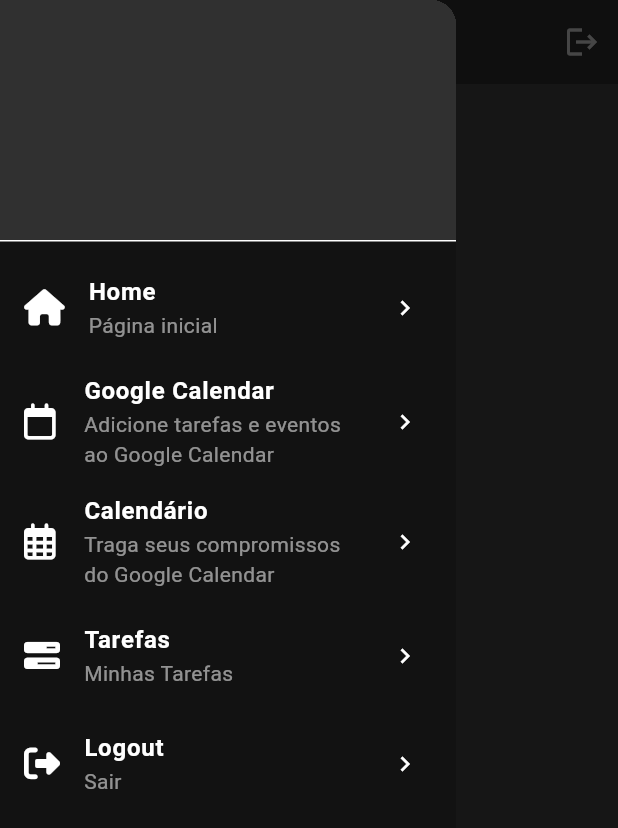
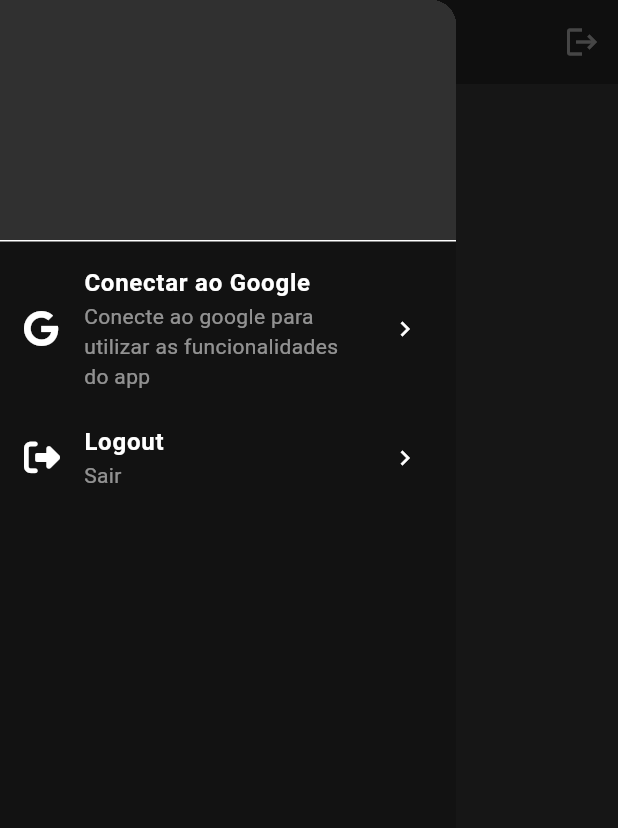
Before and after one commit to rabmorim/app_tasktalker, a Flutter app: the screen it shows once a user with an empty profile is signed in, with the side drawer open, on a phone screen of 412 x 824 dp. Shown: the top 828 px of the screen. Run offline on Flutter 3.47's test engine with Material 3 defaults, Android fonts, the phone set to English and light mode, and no system bars; our stand-ins replace cloud_firestore, firebase_auth, firebase_core, font_awesome_flutter, google_fonts, google_sign_in and 1 more; accounts and stored records are empty.

Commit message:
Update funcionalidades

```diff
--- a/lib/pages/calendar_page.dart
+++ b/lib/pages/calendar_page.dart
@@ -189,7 +189,7 @@ class _CalendarPageState extends State<CalendarPage> {
         isCalendarPage: true,
         onFormatChanged: _handleFormatChange,
       ),
-      drawer: MenuDrawer(),
+      drawer: const MenuDrawer(),
       body: Column(
         children: [
           TableCalendar(
--- a/lib/pages/home_page.dart
+++ b/lib/pages/home_page.dart
@@ -16,9 +16,9 @@ class _HomePageState extends State<HomePage> {
 
   @override
   Widget build(BuildContext context) {
-    return  Scaffold(
-      appBar: const BarraSuperior(titulo: 'HomePage', isCalendarPage: false,),
-      body: const BuildUserList(),
+    return  const Scaffold(
+      appBar: BarraSuperior(titulo: 'HomePage', isCalendarPage: false,),
+      body: BuildUserList(),
       drawer: MenuDrawer(),
     );
   }
--- a/lib/pages/login_page.dart
+++ b/lib/pages/login_page.dart
@@ -21,6 +21,7 @@ class LoginPageState extends State<LoginPage> {
 
   //Logar
   void login() async {
+
     //Primeiro obter o serviço de autenticação
     final authService = Provider.of<AuthService>(context, listen: false);
     try {
--- a/lib/pages/recursos/drawer.dart
+++ b/lib/pages/recursos/drawer.dart
@@ -1,5 +1,6 @@
 import 'package:app_mensagem/pages/calendar_page.dart';
 import 'package:app_mensagem/pages/form_calendar_page.dart';
+import 'package:app_mensagem/pages/google_conection.dart';
 import 'package:app_mensagem/pages/home_page.dart';
 import 'package:app_mensagem/pages/user_task_list.dart';
 import 'package:app_mensagem/services/auth/auth_gate.dart';
@@ -8,15 +9,42 @@ import 'package:cloud_firestore/cloud_firestore.dart';
 import 'package:firebase_auth/firebase_auth.dart';
 import 'package:flutter/material.dart';
 import 'package:font_awesome_flutter/font_awesome_flutter.dart';
+import 'package:google_sign_in/google_sign_in.dart';
 import 'package:provider/provider.dart';
 
-class MenuDrawer extends StatelessWidget {
-  MenuDrawer({super.key});
+class MenuDrawer extends StatefulWidget {
+  const MenuDrawer({super.key});
 
+  @override
+  State<MenuDrawer> createState() => _MenuDrawerState();
+}
+
+class _MenuDrawerState extends State<MenuDrawer> {
   // Pegando a instância do FirebaseAuth
   final FirebaseAuth _firebaseAuth = FirebaseAuth.instance;
+
   // Pegando a instância do FirebaseFirestore
   final FirebaseFirestore _firebaseFirestore = FirebaseFirestore.instance;
+
+  // Variável de controle de estado dos botões
+  bool isLoggedInWithGoogle = false;
+
+  @override
+  void initState() {
+    super.initState();
+    checkGoogleLogin();
+  }
+
+  void checkGoogleLogin() async {
+    User? user = FirebaseAuth.instance.currentUser;
+    if (user != null) {
+      // Verifica se o usuário está logado com o Google
+      final googleUser = await GoogleSignIn().isSignedIn();
+      setState(() {
+        isLoggedInWithGoogle = googleUser;
+      });
+    }
+  }
 
   @override
   Widget build(BuildContext context) {
@@ -32,7 +60,7 @@ class MenuDrawer extends StatelessWidget {
       return userDoc.get('userName') ?? 'Unknown User';
     }
 
-    //método para mostrar o titulo e editar as configurações
+    // Método para mostrar o título e editar as configurações
     Text mostrarTitulo(String texto) {
       return Text(
         texto,
@@ -41,7 +69,7 @@ class MenuDrawer extends StatelessWidget {
       );
     }
 
-    //método para mostrar o subtitulo e editar as configurações
+    // Método para mostrar o subtítulo e editar as configurações
     Text mostrarSubTitulo(String texto) {
       return Text(
         texto,
@@ -56,10 +84,9 @@ class MenuDrawer extends StatelessWidget {
       authService.signOut();
     }
 
-    //Retorna o menu drawer da aplicação
     return Drawer(
       child: ListView(
-        //Lógica para pegar o userName e colocar no header
+        // Lógica para pegar o userName e colocar no header
         children: [
           FutureBuilder<String>(
             future: getUserName(),
@@ -87,7 +114,52 @@ class MenuDrawer extends StatelessWidget {
               }
             },
           ),
-          //Ícone Home
+
+          // Exibir apenas o botão de login se o usuário não estiver logado
+          if (!isLoggedInWithGoogle) ...[
+            // Ícone de Logar com o Google
+            ListTile(
+              title: mostrarTitulo('Conectar ao Google'),
+              subtitle: mostrarSubTitulo(
+                  'Conecte ao google para utilizar as funcionalidades do app'),
+              leading: const FaIcon(
+                FontAwesomeIcons.google,
+                size: 24,
+              ),
+              trailing: const Icon(
+                Icons.keyboard_arrow_right,
+                size: 20,
+              ),
+              onTap: () {
+                Navigator.push(
+                  context,
+                  MaterialPageRoute(
+                    builder: (context) => const ConnectGooglePage(),
+                  ),
+                );
+              },
+            ),
+            // Ícone logout
+            ListTile(
+              title: mostrarTitulo('Logout'),
+              subtitle: mostrarSubTitulo('Sair'),
+              leading: const FaIcon(
+                FontAwesomeIcons.rightFromBracket,
+                size: 24,
+              ),
+              trailing: const Icon(
+                Icons.keyboard_arrow_right,
+                size: 20,
+              ),
+              onTap: () {
+                signOut();
+                MaterialPageRoute(
+                  builder: (context) => const AuthGate(),
+                );
+              },
+            ),
+          ] else ...[
+            // Exibir os outros botões somente após o login com o Google
             ListTile(
               title: mostrarTitulo('Home'),
               subtitle: mostrarSubTitulo('Página inicial'),
@@ -109,7 +181,7 @@ class MenuDrawer extends StatelessWidget {
               },
             ),
 
-          //Ícone Adicionar no Google Calendar
+            // Ícone Adicionar no Google Calendar
             ListTile(
               title: mostrarTitulo('Google Calendar'),
               subtitle: mostrarSubTitulo(
@@ -131,11 +203,12 @@ class MenuDrawer extends StatelessWidget {
                 );
               },
             ),
-          //Ícone Calendário Imbutido no flutter
+
+            // Ícone Calendário Imbutido no Flutter
             ListTile(
               title: mostrarTitulo('Calendário'),
-            subtitle:
-                mostrarSubTitulo('Traga seus compromissos do Google Calendar'),
+              subtitle: mostrarSubTitulo(
+                  'Traga seus compromissos do Google Calendar'),
               leading: const FaIcon(
                 FontAwesomeIcons.calendarDays,
                 size: 24,
@@ -153,7 +226,8 @@ class MenuDrawer extends StatelessWidget {
                 );
               },
             ),
-          //Ícone Tarefas
+
+            // Ícone Tarefas
             ListTile(
               title: mostrarTitulo('Tarefas'),
               subtitle: mostrarSubTitulo('Minhas Tarefas'),
@@ -168,12 +242,13 @@ class MenuDrawer extends StatelessWidget {
               onTap: () {
                 Navigator.push(
                   context,
-                MaterialPageRoute(builder: (context) => const UserTaskList()),
+                  MaterialPageRoute(
+                    builder: (context) => const UserTaskList(),
+                  ),
                 );
               },
             ),
-
-          //Ícone logout
+            // Ícone logout
             ListTile(
               title: mostrarTitulo('Logout'),
               subtitle: mostrarSubTitulo('Sair'),
@@ -191,7 +266,8 @@ class MenuDrawer extends StatelessWidget {
                   builder: (context) => const AuthGate(),
                 );
               },
-          )
+            ),
+          ]
         ],
       ),
     );
--- a/lib/pages/recursos/list_users.dart
+++ b/lib/pages/recursos/list_users.dart
@@ -35,6 +35,7 @@ class _BuildUserListState extends State<BuildUserList> {
           children: snapshot.data!.docs
               .map<Widget>((doc) => _buildUserListItem(doc))
               .toList(),
+
         );
       },
     );
@@ -83,4 +84,6 @@ class _BuildUserListState extends State<BuildUserList> {
       return const SizedBox();
     }
   }
+
+
 }
```
Also changed, not shown: lib/pages/form_calendar_page.dart (+18 -4 lines), lib/pages/google_conection.dart (added, +97 -0 lines). Lines whose indentation alone changed are shown as unchanged.
